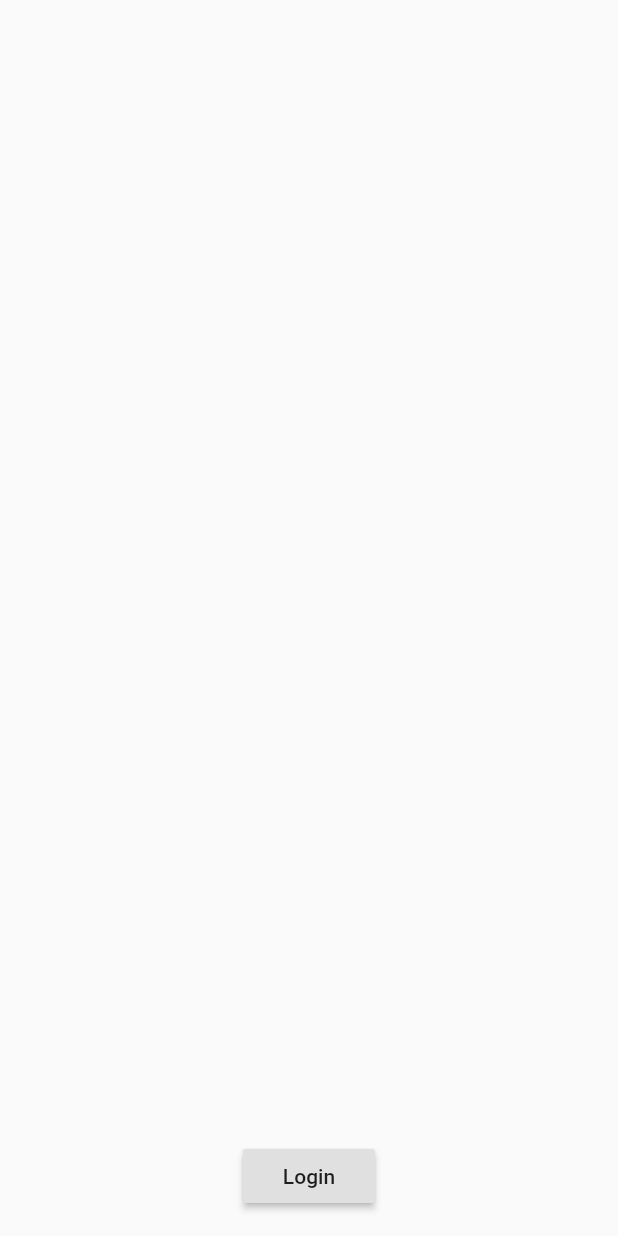
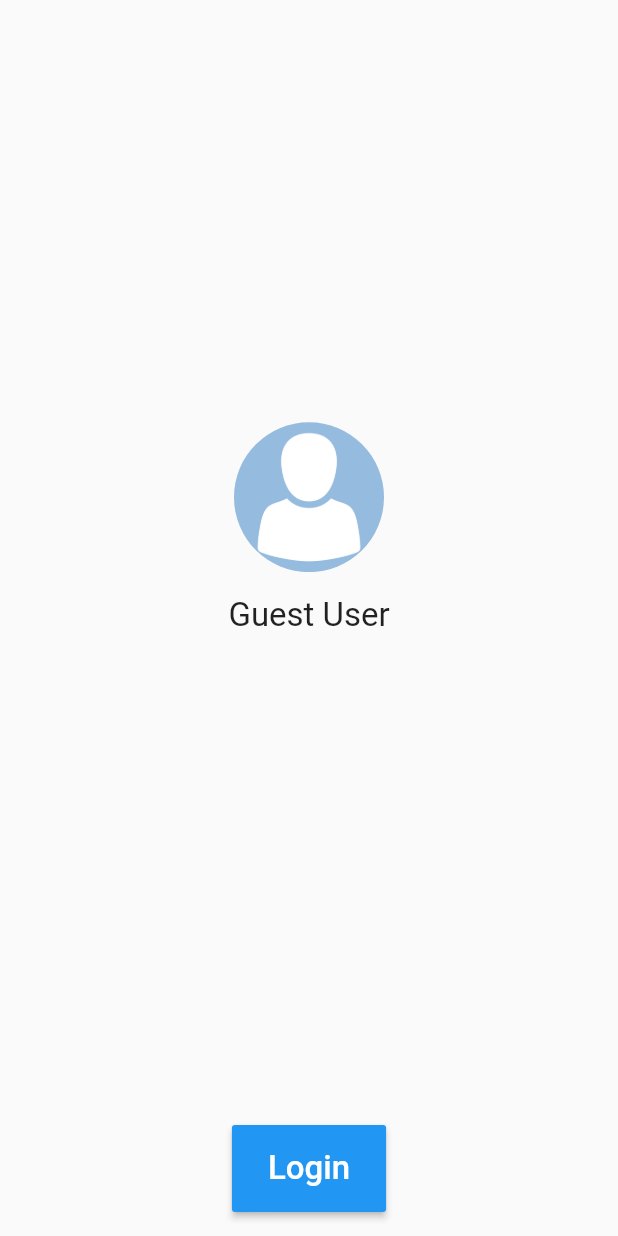
Before and after one commit to Ankit-Slnk/flutter-google-auth-demo, a Flutter app: the screen it shows after launch, on a phone screen of 412 x 824 dp. Run offline on Flutter 3.47's test engine with Material 2 defaults, Android fonts, the phone set to English and light mode, and no system bars; our stand-ins replace cached_network_image, connectivity, fluttertoast, google_sign_in, shared_preferences.

Commit message:
:iphone:  :art:

```diff
--- a/lib/screens/googleLoginScreen.dart
+++ b/lib/screens/googleLoginScreen.dart
@@ -1,6 +1,8 @@
 import 'package:flutter/material.dart';
 import 'package:fluttertoast/fluttertoast.dart';
 import 'package:google_sign_in/google_sign_in.dart';
+import 'package:googleauth/utility/appAssets.dart';
+import 'package:googleauth/utility/appColors.dart';
 import 'package:googleauth/utility/utility.dart';
 import 'package:googleauth/utility/appStrings.dart';
 import 'package:shared_preferences/shared_preferences.dart';
@@ -38,25 +40,26 @@ class _GoogleAuthScreenState extends State<GoogleAuthScreen> {
         child: Column(
           children: <Widget>[
             Expanded(
-              child: email == null && name == null && photoUrl == null
-                  ? Container()
-                  : Column(
+              child: Column(
                 crossAxisAlignment: CrossAxisAlignment.center,
                 mainAxisAlignment: MainAxisAlignment.center,
                 children: <Widget>[
-                        ClipRRect(
+                  Container(
+                    height: 100,
+                    width: 100,
+                    child: ClipRRect(
                       borderRadius: BorderRadius.circular(50),
-                          child: Image.network(
-                            photoUrl,
-                            height: 90,
-                            width: 90,
+                      child: Utility.imageLoader(
+                        photoUrl == null ? "" : photoUrl,
+                        AppAssets.placeHolder,
+                      ),
                     ),
                   ),
                   SizedBox(
-                          height: 8,
+                    height: 16,
                   ),
                   Text(
-                          name,
+                    name == null ? "Guest User" : name,
                     style: TextStyle(
                       fontSize: 22,
                     ),
@@ -65,9 +68,9 @@ class _GoogleAuthScreenState extends State<GoogleAuthScreen> {
                     height: 8,
                   ),
                   Text(
-                          email,
+                    email == null ? "" : email,
                     style: TextStyle(
-                            fontSize: 20,
+                      fontSize: 18,
                     ),
                   )
                 ],
@@ -77,10 +80,21 @@ class _GoogleAuthScreenState extends State<GoogleAuthScreen> {
               padding: EdgeInsets.all(16),
               alignment: Alignment.center,
               child: RaisedButton(
+                color: AppColors.appColor,
+                child: Container(
+                  margin: EdgeInsets.symmetric(
+                    horizontal: 8,
+                    vertical: 16,
+                  ),
                   child: Text(
                     email == null && name == null && photoUrl == null
                         ? "Login"
                         : "Logout",
+                    style: TextStyle(
+                      fontSize: 22,
+                      color: Colors.white,
+                    ),
+                  ),
                 ),
                 onPressed: () {
                   if (email == null && name == null && photoUrl == null) {
--- /dev/null
+++ b/lib/utility/appAssets.dart
@@ -0,0 +1,5 @@
+class AppAssets {
+  static String placeHolder = "assets/images/placeHolder.jpeg";
+  static String imagePlaceholder = "assets/images/image.png";
+  static String imageNotFound = "assets/images/image-not-found.png";
+}
--- /dev/null
+++ b/lib/utility/appColors.dart
@@ -0,0 +1,8 @@
+import 'package:flutter/material.dart';
+
+class AppColors {
+  static Color appColor = Colors.blue;
+  static Color whiteColor = Colors.white;
+  static Color blackColor = Colors.black;
+  static Color greyColor = Colors.black45;
+}
--- a/lib/utility/utility.dart
+++ b/lib/utility/utility.dart
@@ -1,4 +1,9 @@
+import 'package:cached_network_image/cached_network_image.dart';
 import 'package:connectivity/connectivity.dart';
+import 'package:flutter/material.dart';
+
+import 'appAssets.dart';
+import 'appColors.dart';
 
 class Utility {
   static Future<bool> checkInternet() async {
@@ -9,4 +14,40 @@ class Utility {
       return true;
     }
   }
+
+  static Widget progress(BuildContext context) {
+    return Container(
+      alignment: Alignment.center,
+      child: Container(
+        width: MediaQuery.of(context).size.width / 4,
+        child: ClipRRect(
+          borderRadius: BorderRadius.circular(10),
+          child: LinearProgressIndicator(
+            backgroundColor: AppColors.appColor.withOpacity(0.1),
+            valueColor: AlwaysStoppedAnimation<Color>(AppColors.appColor),
+          ),
+        ),
+      ),
+    );
+  }
+
+  static Widget imageLoader(String url, String placeholder,
+      {BoxFit fit = BoxFit.cover}) {
+    return (url == "null" || url == null || url.trim() == "")
+        ? Image.asset(placeholder)
+        : CachedNetworkImage(
+            imageUrl: url,
+            imageBuilder: (context, imageProvider) => Container(
+              decoration: BoxDecoration(
+                image: DecorationImage(
+                  image: imageProvider,
+                  fit: fit,
+                ),
+              ),
+            ),
+            placeholder: (context, url) => progress(context),
+            errorWidget: (context, url, error) =>
+                Image.asset(AppAssets.imageNotFound),
+          );
+  }
 }
```
Also changed, not shown: pubspec.yaml (+5 -3 lines), assets/images/image-not-found.png (added), assets/images/image.png (added), assets/images/placeHolder.jpeg (added), pubspec.lock, 10 other files. Lines whose indentation alone changed are shown as unchanged.
